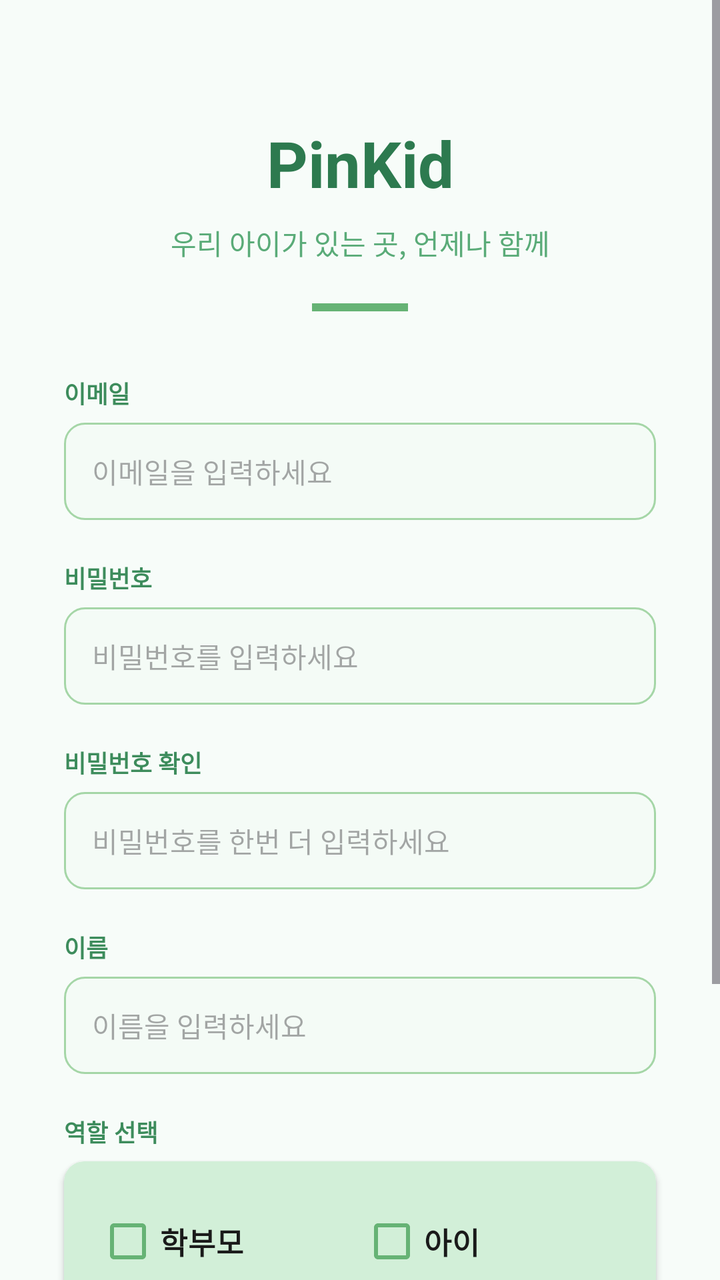
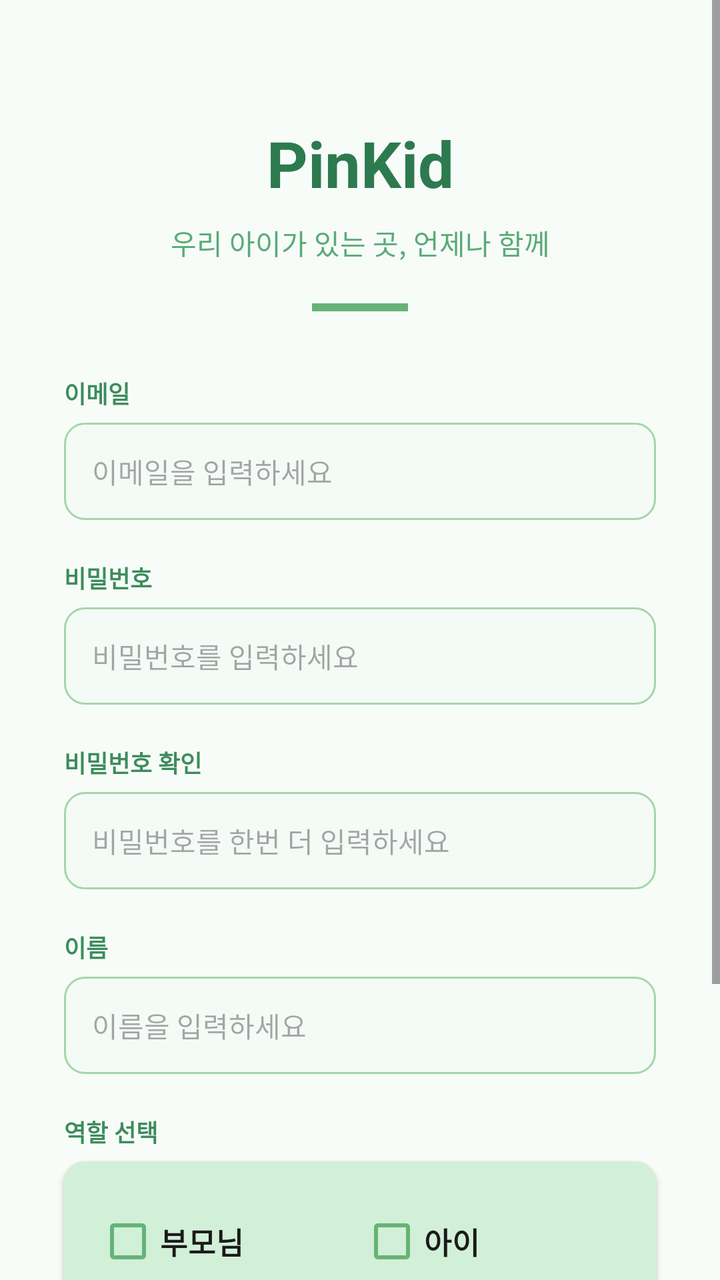

Compare the two renders of this Android layout. The source of the first and the diff that turns it into the second are given below.
<!-- AndroidManifest.xml: application theme Theme.PinKid -->
<!-- res/layout/activity_register.xml -->
<?xml version="1.0" encoding="utf-8"?>
<ScrollView
    xmlns:android="http://schemas.android.com/apk/res/android"
    xmlns:app="http://schemas.android.com/apk/res-auto"
    android:layout_width="match_parent"
    android:layout_height="match_parent"
    android:background="#F7FCF9">

    <androidx.constraintlayout.widget.ConstraintLayout
        android:layout_width="match_parent"
        android:layout_height="wrap_content"
        android:paddingBottom="40dp">

        
        <TextView
            android:id="@+id/txtPinKid"
            android:layout_width="wrap_content"
            android:layout_height="wrap_content"
            android:text="PinKid"
            android:textSize="32sp"
            android:textStyle="bold"
            android:textColor="#2D7A4F"
            app:layout_constraintTop_toTopOf="parent"
            app:layout_constraintStart_toStartOf="parent"
            app:layout_constraintEnd_toEndOf="parent"
            android:layout_marginTop="60dp"/>

        <TextView
            android:id="@+id/txtSubTitle"
            android:layout_width="wrap_content"
            android:layout_height="wrap_content"
            android:text="우리 아이가 있는 곳, 언제나 함께"
            android:textSize="14sp"
            android:textColor="#5AAB78"
            app:layout_constraintTop_toBottomOf="@id/txtPinKid"
            app:layout_constraintStart_toStartOf="parent"
            app:layout_constraintEnd_toEndOf="parent"
            android:layout_marginTop="8dp"/>

        <View
            android:id="@+id/divider"
            android:layout_width="48dp"
            android:layout_height="4dp"
            android:background="#66B375"
            app:layout_constraintTop_toBottomOf="@id/txtSubTitle"
            app:layout_constraintStart_toStartOf="parent"
            app:layout_constraintEnd_toEndOf="parent"
            android:layout_marginTop="20dp"/>

        
        <TextView
            android:id="@+id/txtCreateID"
            android:layout_width="0dp"
            android:layout_height="wrap_content"
            android:text="이메일"
            android:textSize="12sp"
            android:textColor="#3D8C5C"
            android:textStyle="bold"
            app:layout_constraintTop_toBottomOf="@id/divider"
            app:layout_constraintStart_toStartOf="@id/editTxtCreateID"
            android:layout_marginTop="32dp"/>

        <EditText
            android:id="@+id/editTxtCreateID"
            android:layout_width="0dp"
            android:layout_height="wrap_content"
            android:hint="이메일을 입력하세요"
            android:inputType="textEmailAddress"
            android:textSize="14sp"
            android:padding="14dp"
            android:background="@drawable/edit_bg"
            app:layout_constraintTop_toBottomOf="@id/txtCreateID"
            app:layout_constraintStart_toStartOf="parent"
            app:layout_constraintEnd_toEndOf="parent"
            android:layout_marginStart="32dp"
            android:layout_marginEnd="32dp"
            android:layout_marginTop="6dp"/>

        
        <TextView
            android:id="@+id/txtCreatePassword"
            android:layout_width="0dp"
            android:layout_height="wrap_content"
            android:text="비밀번호"
            android:textSize="12sp"
            android:textColor="#3D8C5C"
            android:textStyle="bold"
            app:layout_constraintTop_toBottomOf="@id/editTxtCreateID"
            app:layout_constraintStart_toStartOf="@id/editTxtCreatePW"
            android:layout_marginTop="20dp"/>

        <EditText
            android:id="@+id/editTxtCreatePW"
            android:layout_width="0dp"
            android:layout_height="wrap_content"
            android:hint="비밀번호를 입력하세요"
            android:inputType="textPassword"
            android:textSize="14sp"
            android:padding="14dp"
            android:background="@drawable/edit_bg"
            app:layout_constraintTop_toBottomOf="@id/txtCreatePassword"
            app:layout_constraintStart_toStartOf="parent"
            app:layout_constraintEnd_toEndOf="parent"
            android:layout_marginStart="32dp"
            android:layout_marginEnd="32dp"
            android:layout_marginTop="6dp"/>

        
        <TextView
            android:id="@+id/txtChkPassword"
            android:layout_width="0dp"
            android:layout_height="wrap_content"
            android:text="비밀번호 확인"
            android:textSize="12sp"
            android:textColor="#3D8C5C"
            android:textStyle="bold"
            app:layout_constraintTop_toBottomOf="@id/editTxtCreatePW"
            app:layout_constraintStart_toStartOf="@id/editTxtChkPW"
            android:layout_marginTop="20dp"/>

        <EditText
            android:id="@+id/editTxtChkPW"
            android:layout_width="0dp"
            android:layout_height="wrap_content"
            android:hint="비밀번호를 한번 더 입력하세요"
            android:inputType="textPassword"
            android:textSize="14sp"
            android:padding="14dp"
            android:background="@drawable/edit_bg"
            app:layout_constraintTop_toBottomOf="@id/txtChkPassword"
            app:layout_constraintStart_toStartOf="parent"
            app:layout_constraintEnd_toEndOf="parent"
            android:layout_marginStart="32dp"
            android:layout_marginEnd="32dp"
            android:layout_marginTop="6dp"/>

        
        <TextView
            android:id="@+id/txtName"
            android:layout_width="0dp"
            android:layout_height="wrap_content"
            android:text="이름"
            android:textSize="12sp"
            android:textColor="#3D8C5C"
            android:textStyle="bold"
            app:layout_constraintTop_toBottomOf="@id/editTxtChkPW"
            app:layout_constraintStart_toStartOf="@id/editTxtName"
            android:layout_marginTop="20dp"/>

        <EditText
            android:id="@+id/editTxtName"
            android:layout_width="0dp"
            android:layout_height="wrap_content"
            android:hint="이름을 입력하세요"
            android:inputType="textPersonName"
            android:textSize="14sp"
            android:padding="14dp"
            android:background="@drawable/edit_bg"
            app:layout_constraintTop_toBottomOf="@id/txtName"
            app:layout_constraintStart_toStartOf="parent"
            app:layout_constraintEnd_toEndOf="parent"
            android:layout_marginStart="32dp"
            android:layout_marginEnd="32dp"
            android:layout_marginTop="6dp"/>

        
        <TextView
            android:id="@+id/txtRoleLabel"
            android:layout_width="0dp"
            android:layout_height="wrap_content"
            android:text="역할 선택"
            android:textSize="12sp"
            android:textColor="#3D8C5C"
            android:textStyle="bold"
            app:layout_constraintTop_toBottomOf="@id/editTxtName"
            app:layout_constraintStart_toStartOf="@id/cardRole"
            android:layout_marginTop="20dp"/>

        <androidx.cardview.widget.CardView
            android:id="@+id/cardRole"
            android:layout_width="0dp"
            android:layout_height="wrap_content"
            app:cardBackgroundColor="#D2EFD8"
            app:cardCornerRadius="10dp"
            app:cardElevation="2dp"
            app:layout_constraintTop_toBottomOf="@id/txtRoleLabel"
            app:layout_constraintStart_toStartOf="parent"
            app:layout_constraintEnd_toEndOf="parent"
            android:layout_marginStart="32dp"
            android:layout_marginEnd="32dp"
            android:layout_marginTop="6dp">

            <LinearLayout
                android:id="@+id/layoutRoleCheck"
                android:layout_width="match_parent"
                android:layout_height="wrap_content"
                android:orientation="horizontal"
                android:padding="16dp">

                <CheckBox
                    android:id="@+id/checkParent"
                    android:layout_width="0dp"
                    android:layout_height="wrap_content"
                    android:layout_weight="1"
                    android:text="학부모"
                    android:textSize="15sp"
                    android:textColor="#1A1A1A"
                    android:textStyle="bold"
                    android:buttonTint="#66B375"/>

                <CheckBox
                    android:id="@+id/checkChild"
                    android:layout_width="0dp"
                    android:layout_height="wrap_content"
                    android:layout_weight="1"
                    android:text="아이"
                    android:textSize="15sp"
                    android:textColor="#1A1A1A"
                    android:textStyle="bold"
                    android:buttonTint="#66B375"/>

            </LinearLayout>

        </androidx.cardview.widget.CardView>

        
        <Button
            android:id="@+id/btnSignUp"
            android:layout_width="0dp"
            android:layout_height="48dp"
            android:text="회원가입"
            android:textSize="15sp"
            android:textColor="#FFFFFF"
            android:backgroundTint="#66B375"
            app:layout_constraintTop_toBottomOf="@id/cardRole"
            app:layout_constraintStart_toStartOf="parent"
            app:layout_constraintEnd_toEndOf="parent"
            android:layout_marginStart="32dp"
            android:layout_marginEnd="32dp"
            android:layout_marginTop="32dp"/>

        <Button
            android:id="@+id/btnGoLogin"
            android:layout_width="0dp"
            android:layout_height="48dp"
            android:text="로그인으로 돌아가기"
            android:textSize="15sp"
            android:textColor="#3D8C5C"
            android:backgroundTint="#00000000"
            app:layout_constraintTop_toBottomOf="@id/btnSignUp"
            app:layout_constraintStart_toStartOf="parent"
            app:layout_constraintEnd_toEndOf="parent"
            android:layout_marginStart="32dp"
            android:layout_marginEnd="32dp"
            android:layout_marginTop="4dp"/>

    </androidx.constraintlayout.widget.ConstraintLayout>

</ScrollView>
<!-- resources referenced by this layout -->
<resources>
  <!-- drawable edit_bg (drawable) -->
  <?xml version="1.0" encoding="utf-8"?>
  <shape xmlns:android="http://schemas.android.com/apk/res/android">
      <solid android:color="#F4FBF6"/>
      <stroke android:width="1dp" android:color="#A5D6A7"/>
      <corners android:radius="10dp"/>
  </shape>
  <style name="Theme.PinKid" parent="Base.Theme.PinKid">
          <item name="materialButtonStyle">@style/Widget.PinKid.Button</item>
      </style>
  <style name="Base.Theme.PinKid" parent="Theme.Material3.DayNight.NoActionBar">
          
          
      </style>
  <style name="Widget.PinKid.Button" parent="Widget.Material3.Button">
          <item name="cornerRadius">5dp</item>
      </style>
</resources>

<!-- the commit's change to res/layout/activity_register.xml (unified diff, before → after) -->
@@ -202,7 +202,7 @@
                     android:layout_width="0dp"
                     android:layout_height="wrap_content"
                     android:layout_weight="1"
-                    android:text="학부모"
+                    android:text="부모님"
                     android:textSize="15sp"
                     android:textColor="#1A1A1A"
                     android:textStyle="bold"
